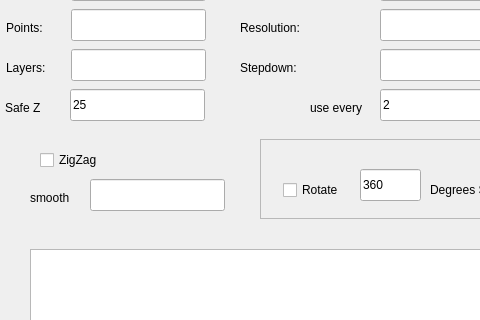
First picture: the form in src/Gui/SimpleCutterDialog.ui, repository fredrickojackson/CppCAM, before the edit; both pictures show x 0 to 480 and y 101 to 421 of the 796 by 602 pixel window.
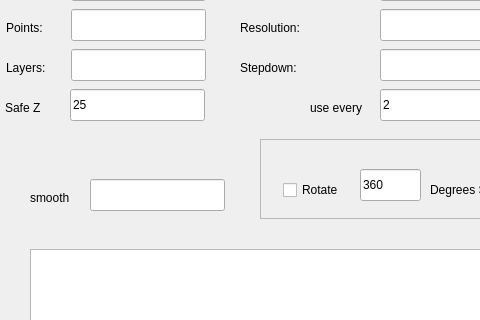
Second picture: the form after the edit. Icons and pictures are not drawn.

Diff of the .ui file:
```diff
--- a/src/Gui/SimpleCutterDialog.ui
+++ b/src/Gui/SimpleCutterDialog.ui
@@ -203,19 +203,6 @@
     </rect>
    </property>
   </widget>
-  <widget class="QCheckBox" name="checkBox_zigzag">
-   <property name="geometry">
-    <rect>
-     <x>40</x>
-     <y>250</y>
-     <width>70</width>
-     <height>22</height>
-    </rect>
-   </property>
-   <property name="text">
-    <string>ZigZag</string>
-   </property>
-  </widget>
   <widget class="QDialogButtonBox" name="buttonBox">
    <property name="geometry">
     <rect>
```
